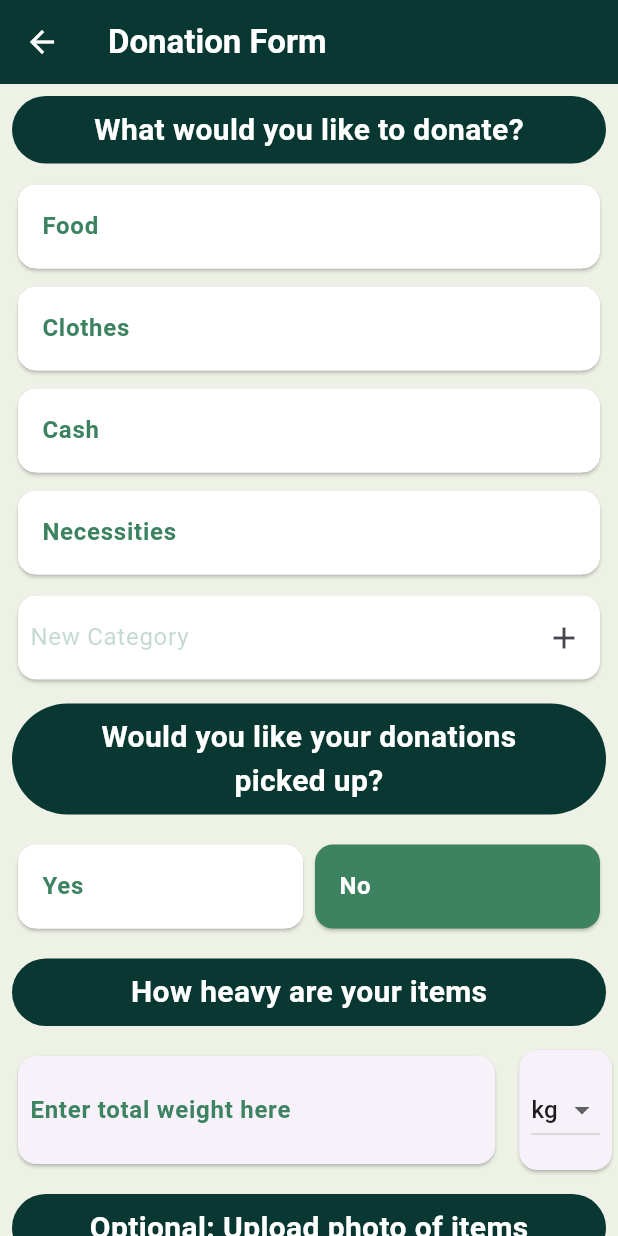
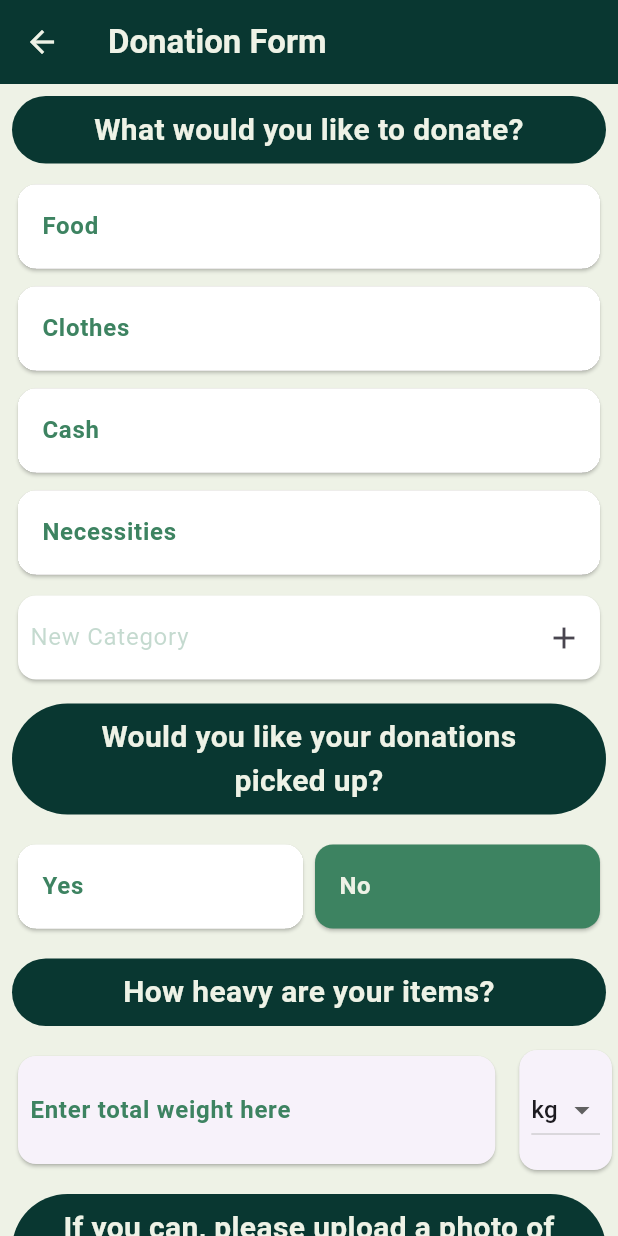
Before and after one commit to MNAutriz/CMSC23-U4L-GROUP2, a Flutter app: the DonateForm screen opened by its route, on a phone screen of 412 x 824 dp. Run offline on Flutter 3.47's test engine with Material 3 defaults, Android fonts, the phone set to English and light mode, and no system bars; our stand-ins replace firebase_auth, firebase_core; accounts and stored records are empty; network calls fail.

Commit message:
styling: polish designs

```diff
--- a/lib/main.dart
+++ b/lib/main.dart
@@ -28,6 +28,7 @@ class MyApp extends StatelessWidget {
   @override
   Widget build(BuildContext context) {
     return MaterialApp(
+      debugShowCheckedModeBanner: false, // remove debug tag at upper left
       title: "CMSC 23 PROJECT",
       initialRoute: '/',
       routes: {
--- a/lib/pages/donateformpage/donate_form.dart
+++ b/lib/pages/donateformpage/donate_form.dart
@@ -32,11 +32,11 @@ class _DonateFormState extends State<DonateForm> {
       appBar: AppBar(
         backgroundColor: const Color(0xFF093731),
         iconTheme: const IconThemeData(
-          color: Colors.white
+          color: Color(0xFFEEF2E6)
         ),
         title: const Text("Donation Form", style: TextStyle(
           fontWeight: FontWeight.bold,
-          color: Colors.white
+          color: Color(0xFFEEF2E6)
         ),)
       ),
       body: SingleChildScrollView(
@@ -44,9 +44,10 @@ class _DonateFormState extends State<DonateForm> {
           key: _formKey,
           child: Column(
             children: [
-              const OneLineQuestion(text: "What would you like to donate?"),
+              // TODO: display which org user is donating to at start
+              const Header(text: "What would you like to donate?"),
               const DonationTypeField(),
-              const TwoLineQuestion(text: "Would you like your donations picked up?"),
+              const Header(text: "Would you like your donations picked up?"),
               PickupField(
                 yesChecked: (){
                   setState(() {
@@ -59,19 +60,19 @@ class _DonateFormState extends State<DonateForm> {
                   });
                 }
               ),
-              const OneLineQuestion(text: "How heavy are your items"),
+              const Header(text: "How heavy are your items?"),
               const WeightField(),
-              const OneLineQuestion(text: "Optional: Upload photo of items"),
+              const Header(text: "If you can, please upload a photo of your items"),
               const UploadPhotoButtons(),
-              const OneLineQuestion(text: "Date and time for pickup/drop-off"),
+              Header(text: "When will ${isPickupChecked == true ? "we pickup your" : "you drop-off your"} donation?"),
               const DateTimeField(),
               Visibility(
                 visible: isPickupChecked,
                 child: const Column(
                   children: [
-                    OneLineQuestion(text: "Enter your pickup address"),
+                    Header(text: "Where would we pickup your donations?"),
                     AddressField(),
-                    OneLineQuestion(text: "Please enter your contact number"),
+                    Header(text: "What number should we reach you at?"),
                     ContactNoField(),
                   ],
                 ),
@@ -85,10 +86,11 @@ class _DonateFormState extends State<DonateForm> {
   }
 }
 
-class TwoLineQuestion extends StatelessWidget {
+class Header extends StatelessWidget {
+
   final String text;
 
-  const TwoLineQuestion({
+  const Header({
     super.key,
     required this.text
   });
@@ -103,49 +105,17 @@ class TwoLineQuestion extends StatelessWidget {
           borderRadius: BorderRadius.circular(100)
         ),
         child: Padding(
-          padding: const EdgeInsets.only(left:32.0, right: 32, top: 8, bottom: 8),
+          padding: const EdgeInsets.symmetric(horizontal: 32, vertical: 8 ),
           child: Center(
-            child: Text(text, style: const TextStyle(
+            child: Text(text , style: const TextStyle(
               fontWeight: FontWeight.bold,
               fontSize: 20,
-              color: Colors.white,
-            ), textAlign: TextAlign.center),
+              color: Color(0xFFEEF2E6)
+            ),
+            textAlign: TextAlign.center,),
           ),
         ),
       ),
     );
   }
 }
-
-class OneLineQuestion extends StatelessWidget {
-
-  final String text;
-
-  const OneLineQuestion({
-    super.key,
-    required this.text
-  });
-
-  @override
-  Widget build(BuildContext context) {
-    return Padding(
-      padding: const EdgeInsets.all(8.0),
-      child: Container(
-        decoration: BoxDecoration(
-          color: const Color(0xFF093731),
-          borderRadius: BorderRadius.circular(100)
-        ),
-        child: Padding(
-          padding: const EdgeInsets.all(8.0),
-          child: Center(
-            child: Text(text , style: const TextStyle(
-              fontWeight: FontWeight.bold,
-              fontSize: 20,
-              color: Colors.white
-            )),
-          ),
-        ),
-      ),
-    );
-  }
-}
--- a/lib/pages/donateformpage/fields/donation_type.dart
+++ b/lib/pages/donateformpage/fields/donation_type.dart
@@ -116,7 +116,7 @@ class _DonationTypeFieldState extends State<DonationTypeField> {
                 child: Text(
                   type,
                   style: TextStyle(
-                    color: isCheckedMap[type] == false ? const Color(0xFF3D8361) : Colors.white,
+                    color: isCheckedMap[type] == false ? const Color(0xFF3D8361) : const Color(0xFFEEF2E6),
                     fontWeight: FontWeight.bold,
                   ),
                 ),
--- a/lib/pages/donateformpage/fields/pickup_field.dart
+++ b/lib/pages/donateformpage/fields/pickup_field.dart
@@ -26,7 +26,7 @@ class _PickupFieldState extends State<PickupField> {
               clipBehavior: Clip.hardEdge,
               color: checkedValue == "Yes" ?  const Color(0xFF3D8361) : Colors.white,
               child: ListTile(
-                title: Text("Yes", style: TextStyle(fontWeight: FontWeight.bold, color: checkedValue == "Yes" ? Colors.white: const Color(0xFF3D8361),)),
+                title: Text("Yes", style: TextStyle(fontWeight: FontWeight.bold, color: checkedValue == "Yes" ? const Color(0xFFEEF2E6): const Color(0xFF3D8361),)),
                 tileColor: checkedValue == "Yes" ? const Color(0xFF3D8361) : Colors.white,
                 selected: checkedValue == "Yes", // will result to true of checkedValue is "Yes"
                 onTap: (){
@@ -41,10 +41,10 @@ class _PickupFieldState extends State<PickupField> {
           Flexible(
             child: Card(
               clipBehavior: Clip.hardEdge,
-              color: checkedValue == "No" ?  const Color(0xFF3D8361) : Colors.white,
+              color: checkedValue == "No" ?  const Color(0xFF3D8361) : const Color(0xFFEEF2E6),
               child: ListTile(
-                title: Text("No", style: TextStyle(fontWeight: FontWeight.bold, color: checkedValue == "No" ? Colors.white: const Color(0xFF3D8361),)),
-                tileColor: checkedValue == "No" ? const Color(0xFF3D8361) : Colors.white,
+                title: Text("No", style: TextStyle(fontWeight: FontWeight.bold, color: checkedValue == "No" ? const Color(0xFFEEF2E6): const Color(0xFF3D8361),)),
+                tileColor: checkedValue == "No" ? const Color(0xFF3D8361) : const Color(0xFFEEF2E6),
                 selected: checkedValue == "No", // will result to true of checkedValue is "Yes"
                 onTap: (){
                   setState(() {
--- a/lib/pages/donateformpage/fields/submit.dart
+++ b/lib/pages/donateformpage/fields/submit.dart
@@ -11,8 +11,10 @@ class SubmitForm extends StatelessWidget {
         onPressed: () {
           // save data
         },
-        child: const Text("Submit", style: TextStyle(color: Colors.white, fontWeight: FontWeight.bold))
-
+        child: Padding(
+          padding: const EdgeInsets.symmetric(horizontal: 16.0),
+          child: const Text("Submit!", style: TextStyle(color: const Color(0xFFEEF2E6), fontWeight: FontWeight.bold, fontSize: 17)),
+        )
       ),
 
     );
--- a/lib/pages/donorhomepage/donorhomepage.dart
+++ b/lib/pages/donorhomepage/donorhomepage.dart
@@ -12,6 +12,7 @@ class DonorHomePage extends StatefulWidget {
 class _DonorHomePageState extends State<DonorHomePage> {
   int _selectedIndex = 0;
 
+  // TODO: use SliverAppBar for cool animation
   @override
   Widget build(BuildContext context) {
     // hardcoded para lang makita listview
```
Also changed, not shown: lib/pages/donorprofilepage/donor_profile_page.dart (+63 -34 lines).
